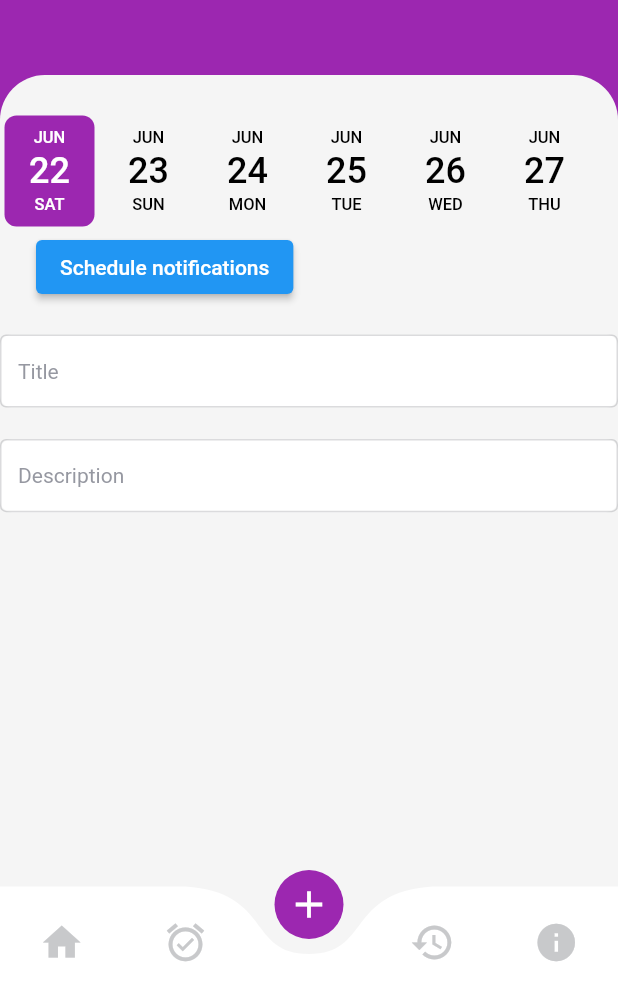
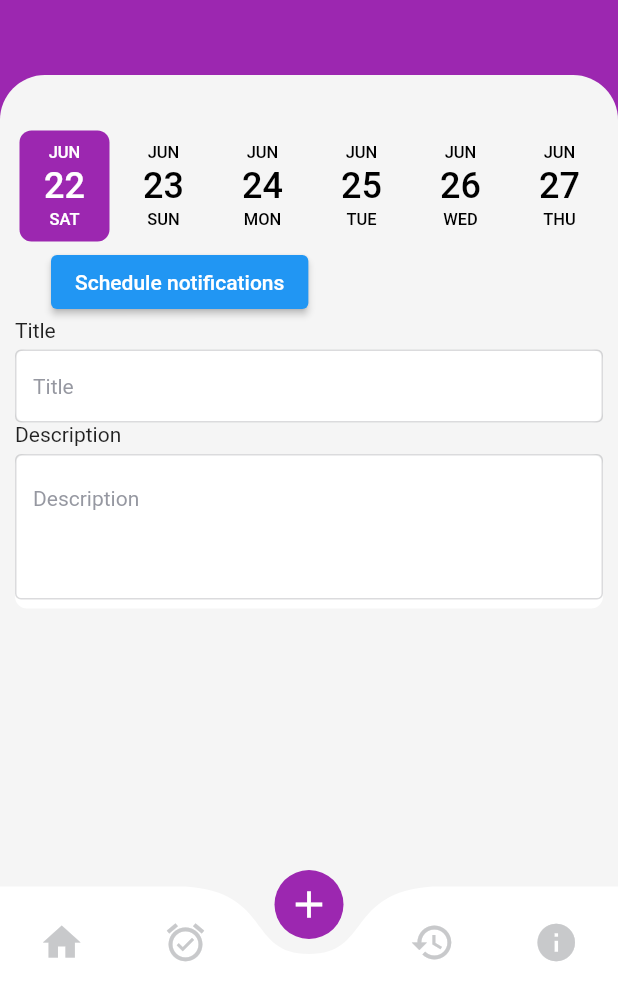
Before and after one commit to ropiudindev/reminder_app, a Flutter app: the screen it shows after launch, item 3 of the bottom bar chosen, after a tap on "Schedule notifications", on a phone screen of 412 x 824 dp, the part 237-1236 px from its top. Run offline on Flutter 3.47's test engine with Material 2 defaults, Android fonts, the phone set to English and light mode, and no system bars; drawn by our look-alikes of curved_navigation_bar, date_picker_timeline; our stand-ins replace bloc, equatable, flutter_bloc, flutter_local_notifications, flutter_screenutil, hive and 2 more; accounts and stored records are empty.

```diff
--- a/lib/presentation/home_screen.dart
+++ b/lib/presentation/home_screen.dart
@@ -201,8 +201,9 @@ class Home extends StatelessWidget {
                   ...List.generate(
                       reminders.length,
                       (index) => ReminderCard(
-                        onDelete: (){
-                          BlocProvider.of<ReminderBloc>(context).add(DeleteReminderEvent(reminders[index]!.id));
+                          onDelete: () {
+                            BlocProvider.of<ReminderBloc>(context)
+                                .add(DeleteReminderEvent(reminders[index]!.id));
                           },
                           reminder: ReminderModelHive(
                               reminders[index]!.id,
@@ -228,7 +229,9 @@ class AddReminder extends StatelessWidget {
   Widget build(BuildContext context) {
     return BlocBuilder<ReminderBloc, ReminderState>(
       builder: (context, state) {
-        return Column(
+        return Padding(
+          padding: const EdgeInsets.all(10.0),
+          child: Column(
             mainAxisSize: MainAxisSize.min,
             crossAxisAlignment: CrossAxisAlignment.start,
             children: [
@@ -251,10 +254,11 @@ class AddReminder extends StatelessWidget {
                 child: ElevatedButton(
                   child: const Text('Schedule notifications'),
                   onPressed: () async {
-                  BlocProvider.of<ReminderBloc>(context).add(AddReminderEvent([
+                    BlocProvider.of<ReminderBloc>(context)
+                        .add(AddReminderEvent([
                       ReminderModelHive(
                           UniqueKey().hashCode,
-                        DateTime.now().add(Duration(hours: 1)),
+                          DateTime.now().add(const Duration(seconds: 10)),
                           'title',
                           'Lorem Ipsum is simply dummy text of the'
                               ' printing and typesetting industry. Lorem Ipsum has been the industry\'s standard dummy text ever since the 1500s, when an unknown printer took a galley of type and scrambled it to make a type specimen book.')
@@ -297,14 +301,21 @@ class AddReminder extends StatelessWidget {
                 ),
               ),
                const TextWidget(
+                topLabel: 'Title',
                 hintText: 'Title',
+                multiLines: false,
+                maxLines: 1,
               ),
-            const SizedBox(
-                height: 200,
-                child: TextWidget(
+              TextWidget(
+                topLabel: 'Description',
                 hintText: 'Description',
-                ))
+                height: 100.0.h,
+                minLines: 3,
+                multiLines: true,
+              ),
+
             ],
+          ),
         );
       },
     );
--- a/lib/presentation/widgets/text_widget.dart
+++ b/lib/presentation/widgets/text_widget.dart
@@ -1,18 +1,24 @@
 import 'package:flutter/material.dart';
 import 'package:flutter_screenutil/flutter_screenutil.dart';
-
 
 class TextWidget extends StatelessWidget {
   final String hintText;
   final IconData? prefixIcon;
   final double height;
   final String topLabel;
+  final int? minLines;
+  final bool multiLines;
+  final int? maxLines;
 
-  const TextWidget({super.key,
+  const TextWidget({
+    super.key,
     required this.hintText,
     this.prefixIcon,
     this.height = 48.0,
     this.topLabel = "",
+    this.minLines ,
+    this.multiLines = false,
+    this.maxLines,
   });
   @override
   Widget build(BuildContext context) {
@@ -28,6 +34,9 @@ class TextWidget extends StatelessWidget {
             borderRadius: BorderRadius.circular(8.0),
           ),
           child: TextFormField(
+            minLines: minLines,
+            maxLines: maxLines,
+            keyboardType: multiLines? TextInputType.multiline : TextInputType.text,
             decoration: InputDecoration(
               enabledBorder: const OutlineInputBorder(
                 borderSide: BorderSide(
```
Lines whose indentation alone changed are shown as unchanged.
